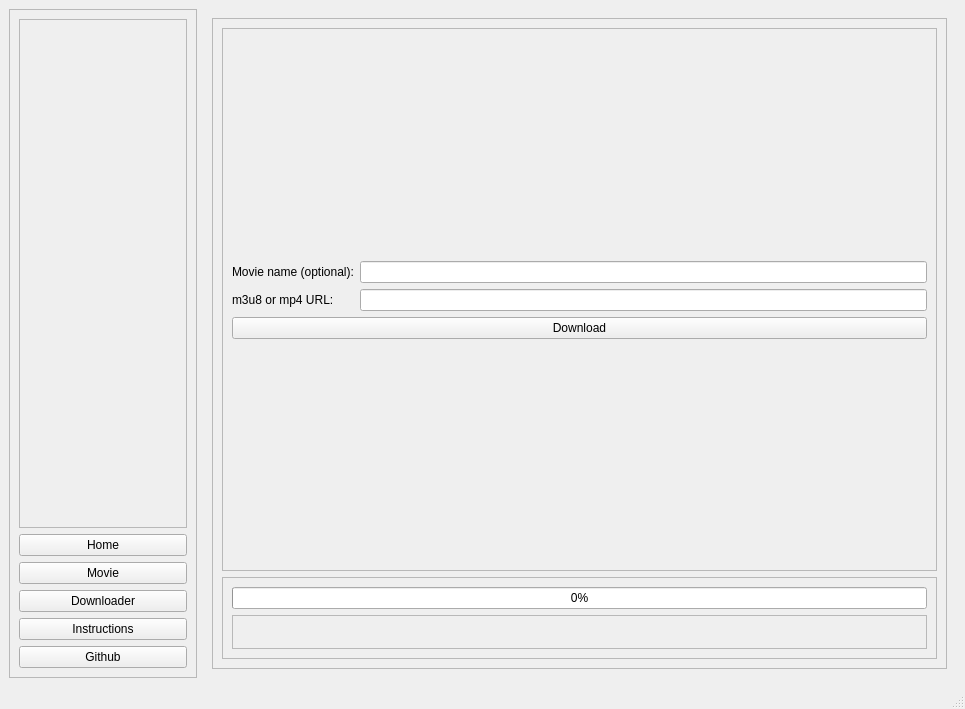
Above: ux.ui from upekshaip/movie-downloader before the change. Below: the same form after it.
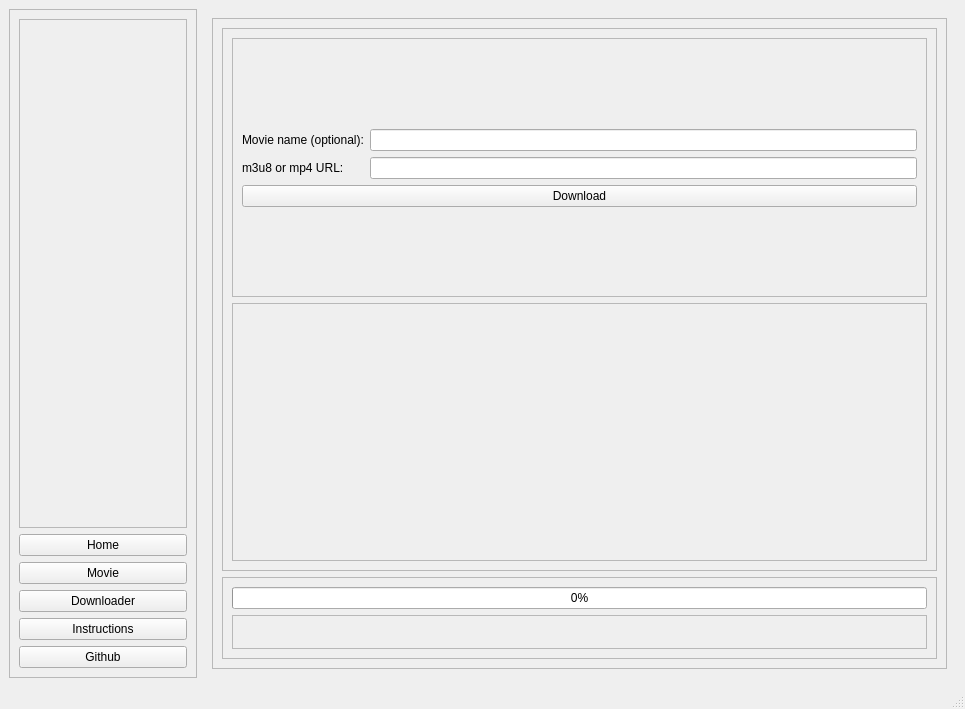
That is the form after the change.

Diff of the .ui file:
```diff
--- a/ux.ui
+++ b/ux.ui
@@ -728,10 +728,29 @@
              <property name="frameShadow">
               <enum>QFrame::Raised</enum>
              </property>
+             <layout class="QVBoxLayout" name="verticalLayout_11">
+              <item>
+               <widget class="QFrame" name="frame_21">
+                <property name="frameShape">
+                 <enum>QFrame::StyledPanel</enum>
+                </property>
+                <property name="frameShadow">
+                 <enum>QFrame::Raised</enum>
+                </property>
              <layout class="QFormLayout" name="formLayout_3">
               <property name="formAlignment">
                <set>Qt::AlignLeading|Qt::AlignLeft|Qt::AlignVCenter</set>
               </property>
+                 <item row="0" column="0">
+                  <widget class="QLabel" name="label_15">
+                   <property name="text">
+                    <string>Movie name (optional):</string>
+                   </property>
+                  </widget>
+                 </item>
+                 <item row="0" column="1">
+                  <widget class="QLineEdit" name="movie_name_save"/>
+                 </item>
               <item row="1" column="0">
                <widget class="QLabel" name="label_18">
                 <property name="text">
@@ -749,15 +768,30 @@
                 </property>
                </widget>
               </item>
+                </layout>
+               </widget>
+              </item>
+              <item>
+               <widget class="QFrame" name="frame_22">
+                <property name="frameShape">
+                 <enum>QFrame::StyledPanel</enum>
+                </property>
+                <property name="frameShadow">
+                 <enum>QFrame::Raised</enum>
+                </property>
+                <layout class="QGridLayout" name="gridLayout_2">
               <item row="0" column="0">
-               <widget class="QLabel" name="label_15">
+                  <widget class="QLabel" name="info_label">
                 <property name="text">
-                 <string>Movie name (optional):</string>
+                    <string/>
+                   </property>
+                   <property name="wordWrap">
+                    <bool>true</bool>
                 </property>
                </widget>
               </item>
-              <item row="0" column="1">
-               <widget class="QLineEdit" name="movie_name_save"/>
+                </layout>
+               </widget>
               </item>
              </layout>
             </widget>
@@ -787,11 +821,14 @@
                  <enum>QFrame::Raised</enum>
                 </property>
                 <layout class="QFormLayout" name="formLayout_2">
-                 <item row="0" column="0">
+                 <item row="0" column="0" colspan="2">
                   <widget class="QLabel" name="progress_text">
                    <property name="text">
                     <string/>
                    </property>
+                   <property name="wordWrap">
+                    <bool>true</bool>
+                   </property>
                   </widget>
                  </item>
                 </layout>
```
Lines whose indentation alone changed are shown as unchanged.
